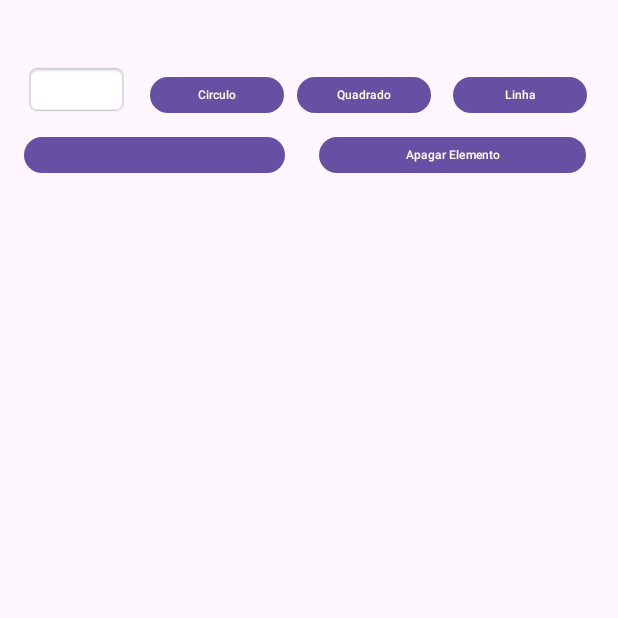
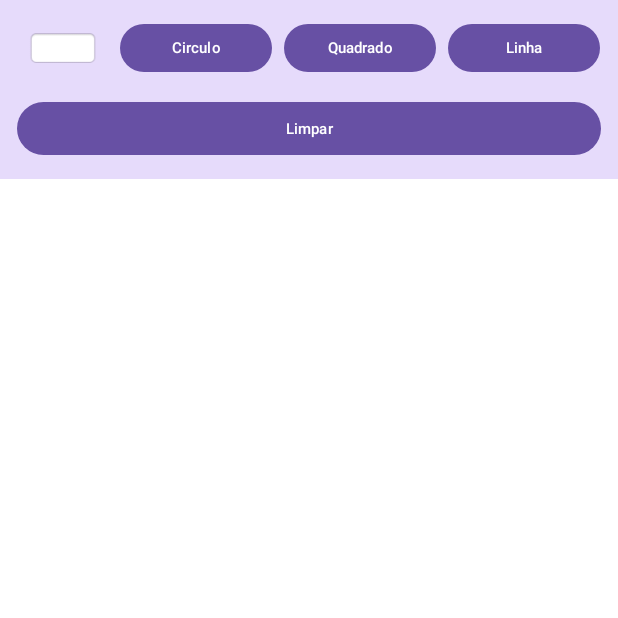
Before and after one commit to dudaotaku/Dispositivos_moveis, an Android app: the screen it shows after launch (MainActivity), on a phone screen of 412 x 824 dp, the top half of it. Run offline under Robolectric (Android 15) with nearby library versions, the phone set to English and light mode, and no system bars; libraries missing offline, so code that uses them is left out: com.skydoves.colorpickerview.

Commit message:
paintFinalizado

```diff
--- a/app/src/main/java/com/example/myapplication/MainActivity.java
+++ b/app/src/main/java/com/example/myapplication/MainActivity.java
@@ -5,6 +5,7 @@ import android.content.DialogInterface;
 import android.graphics.Color;
 import android.os.Bundle;
 import android.view.View;
+import android.widget.Button;
 import android.widget.ImageView;
 
 import androidx.activity.EdgeToEdge;
@@ -21,12 +22,20 @@ public class MainActivity extends AppCompatActivity {
 
     SimplePaint simplePaint;
     ImageView imColorPicker;
+    Button linha;
+    Button circulo;
+    Button quadrado;
+    Button limpar;
     @Override
     protected void onCreate(Bundle savedInstanceState) {
         super.onCreate(savedInstanceState);
         EdgeToEdge.enable(this);
         setContentView(R.layout.activity_main);
        simplePaint = findViewById(R.id.simplePaint);
+       linha = findViewById(R.id.linha);
+       circulo = findViewById(R.id.circulo);
+       quadrado = findViewById(R.id.quadrado);
+       limpar = findViewById(R.id.limpar);
        imColorPicker = findViewById(R.id.imColorPicker);
        imColorPicker.setOnClickListener(new View.OnClickListener() {
            @Override
@@ -34,7 +43,12 @@ public class MainActivity extends AppCompatActivity {
                colorPickerSelectColor();
            }
        });
-
+        linha.setOnClickListener(v -> simplePaint.botaoSelecionado = 1);
+        circulo.setOnClickListener(v -> simplePaint.botaoSelecionado = 2);
+        quadrado.setOnClickListener(v -> simplePaint.botaoSelecionado = 3);
+        limpar.setOnClickListener(v -> {
+            simplePaint.limparPaint();
+        });
     }
     public void colorPickerSelectColor(){
 
@@ -61,6 +75,9 @@ public class MainActivity extends AppCompatActivity {
                     .show();
 
     }
+
+
+
     public void setColor(ColorEnvelope envelope){
 
         simplePaint.setColor(Color.valueOf(envelope.getColor()));
--- a/app/src/main/res/layout/activity_main.xml
+++ b/app/src/main/res/layout/activity_main.xml
@@ -5,101 +5,81 @@
     android:id="@+id/main"
     android:layout_width="match_parent"
     android:layout_height="match_parent"
+    android:background="#E6DBFB"
     tools:context=".MainActivity">
-
-
-    <com.example.myapplication.SimplePaint
-        android:id="@+id/simplePaint"
-        android:layout_width="401dp"
-        android:layout_height="641dp"
-        app:layout_constraintBottom_toBottomOf="parent"
-        app:layout_constraintEnd_toEndOf="parent"
-        app:layout_constraintStart_toStartOf="parent"
-        app:layout_constraintTop_toTopOf="parent"
-        app:layout_constraintVertical_bias="1.0" />
-
-    <androidx.constraintlayout.widget.Guideline
-        android:id="@+id/guideline"
-        android:layout_width="wrap_content"
-        android:layout_height="wrap_content"
-        android:orientation="horizontal"
-        app:layout_constraintGuide_begin="160dp" />
 
     <ImageView
         android:id="@+id/imColorPicker"
-        android:layout_width="70dp"
-        android:layout_height="39dp"
-        app:layout_constraintBottom_toTopOf="@+id/simplePaint"
-        app:layout_constraintEnd_toEndOf="parent"
-        app:layout_constraintHorizontal_bias="0.046"
+        android:layout_width="60dp"
+        android:layout_height="40dp"
+        android:layout_marginStart="12dp"
+        android:layout_marginTop="12dp"
+        android:padding="6dp"
         app:layout_constraintStart_toStartOf="parent"
         app:layout_constraintTop_toTopOf="parent"
-        app:layout_constraintVertical_bias="0.28"
         app:srcCompat="@android:drawable/editbox_background" />
 
     <Button
         android:id="@+id/circulo"
-        android:layout_width="89dp"
-        android:layout_height="32dp"
+        android:layout_width="0dp"
+        android:layout_height="40dp"
+        android:layout_marginStart="8dp"
         android:text="Circulo"
-        android:textSize="8dp"
-        app:layout_constraintBottom_toBottomOf="@+id/imColorPicker"
-        app:layout_constraintEnd_toEndOf="parent"
-        app:layout_constraintHorizontal_bias="0.059"
+        android:textSize="10dp"
+        app:layout_constraintBottom_toBottomOf="@id/imColorPicker"
+        app:layout_constraintEnd_toStartOf="@+id/quadrado"
+        app:layout_constraintHorizontal_weight="1"
         app:layout_constraintStart_toEndOf="@+id/imColorPicker"
-        app:layout_constraintTop_toTopOf="parent"
-        app:layout_constraintVertical_bias="1.0" />
+        app:layout_constraintTop_toTopOf="@id/imColorPicker" />
+
+    <Button
+        android:id="@+id/quadrado"
+        android:layout_width="0dp"
+        android:layout_height="40dp"
+        android:layout_marginStart="8dp"
+        android:text="Quadrado"
+        android:textSize="10dp"
+        app:layout_constraintBottom_toBottomOf="@id/imColorPicker"
+        app:layout_constraintEnd_toStartOf="@+id/linha"
+        app:layout_constraintHorizontal_weight="1"
+        app:layout_constraintStart_toEndOf="@id/circulo"
+        app:layout_constraintTop_toTopOf="@id/imColorPicker" />
 
     <Button
         android:id="@+id/linha"
-        android:layout_width="89dp"
-        android:layout_height="32dp"
+        android:layout_width="0dp"
+        android:layout_height="40dp"
+        android:layout_marginStart="8dp"
+        android:layout_marginEnd="12dp"
         android:text="Linha"
-        android:textSize="8dp"
-        app:layout_constraintBottom_toBottomOf="@+id/imColorPicker"
+        android:textSize="10dp"
+        app:layout_constraintBottom_toBottomOf="@id/imColorPicker"
         app:layout_constraintEnd_toEndOf="parent"
-        app:layout_constraintHorizontal_bias="0.409"
-        app:layout_constraintStart_toEndOf="@+id/quadrado"
-        app:layout_constraintTop_toTopOf="parent"
-        app:layout_constraintVertical_bias="1.0" />
+        app:layout_constraintHorizontal_weight="1"
+        app:layout_constraintStart_toEndOf="@id/quadrado"
+        app:layout_constraintTop_toTopOf="@id/imColorPicker" />
 
     <Button
-        android:id="@+id/quadrado"
-        android:layout_width="89dp"
-        android:layout_height="32dp"
-        android:text="Quadrado"
-        android:textSize="8dp"
-        app:layout_constraintBottom_toBottomOf="@+id/imColorPicker"
+        android:id="@+id/limpar"
+        android:layout_width="389dp"
+        android:layout_height="43dp"
+        android:layout_marginTop="12dp"
+        android:text="Limpar"
+        android:textSize="10dp"
         app:layout_constraintEnd_toEndOf="parent"
-        app:layout_constraintHorizontal_bias="0.067"
-        app:layout_constraintStart_toEndOf="@+id/circulo"
-        app:layout_constraintTop_toTopOf="parent"
-        app:layout_constraintVertical_bias="1.0" />
+        app:layout_constraintHorizontal_weight="1"
+        app:layout_constraintStart_toStartOf="parent"
+        app:layout_constraintTop_toBottomOf="@id/imColorPicker" />
 
-    <Button
-        android:id="@+id/button4"
-        android:layout_width="174dp"
-        android:layout_height="32dp"
-        android:textSize="8dp"
-        app:layout_constraintBottom_toTopOf="@+id/guideline"
+    <com.example.myapplication.SimplePaint
+        android:id="@+id/simplePaint"
+        android:layout_width="0dp"
+        android:layout_height="0dp"
+        android:layout_marginTop="12dp"
+        android:background="#FFFFFF"
+        app:layout_constraintBottom_toBottomOf="parent"
         app:layout_constraintEnd_toEndOf="parent"
-        app:layout_constraintHorizontal_bias="0.067"
         app:layout_constraintStart_toStartOf="parent"
-        app:layout_constraintTop_toBottomOf="@+id/quadrado"
-        app:layout_constraintVertical_bias="0.169"
-        tools:text="Limpar" />
-
-    <Button
-        android:id="@+id/button5"
-        android:layout_width="178dp"
-        android:layout_height="32dp"
-        android:text="Apagar Elemento"
-        android:textSize="8dp"
-        app:layout_constraintBottom_toTopOf="@+id/guideline"
-        app:layout_constraintEnd_toEndOf="parent"
-        app:layout_constraintHorizontal_bias="0.511"
-        app:layout_constraintStart_toEndOf="@+id/button4"
-        app:layout_constraintTop_toBottomOf="@+id/quadrado"
-        app:layout_constraintVertical_bias="0.169" />
+        app:layout_constraintTop_toBottomOf="@+id/limpar" />
 
 </androidx.constraintlayout.widget.ConstraintLayout>
```
Also changed, not shown: app/src/main/java/com/example/myapplication/SimplePaint.java (+93 -5 lines).
